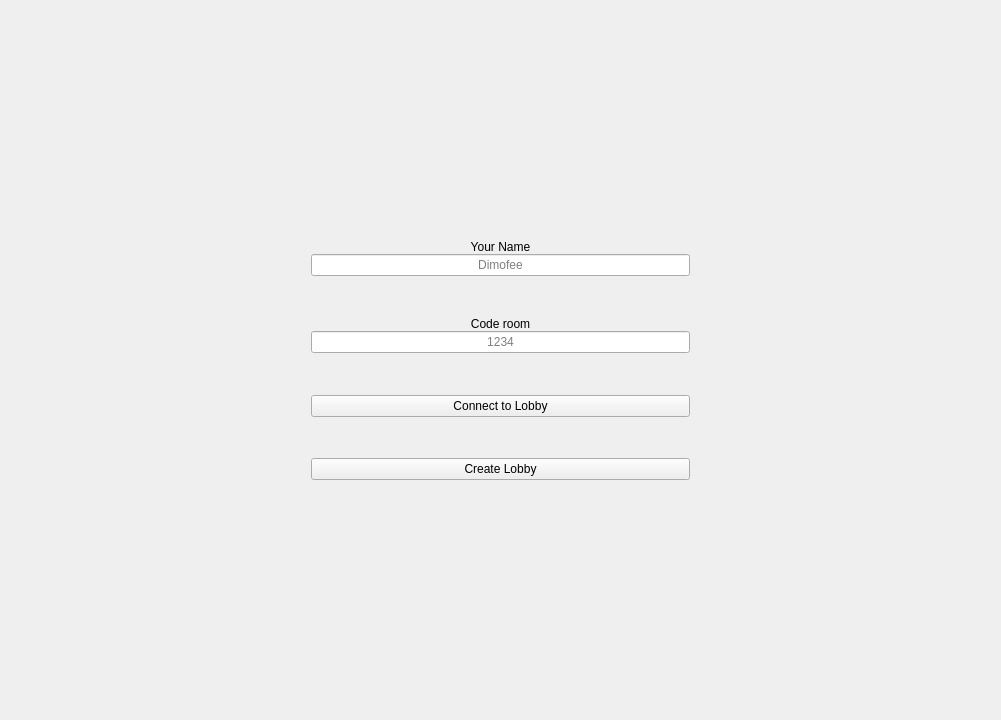
First picture: the form in Sea_Battle_Client/UI/mainwindow.ui, repository Bananka123321/Sea_Battle, before the edit.
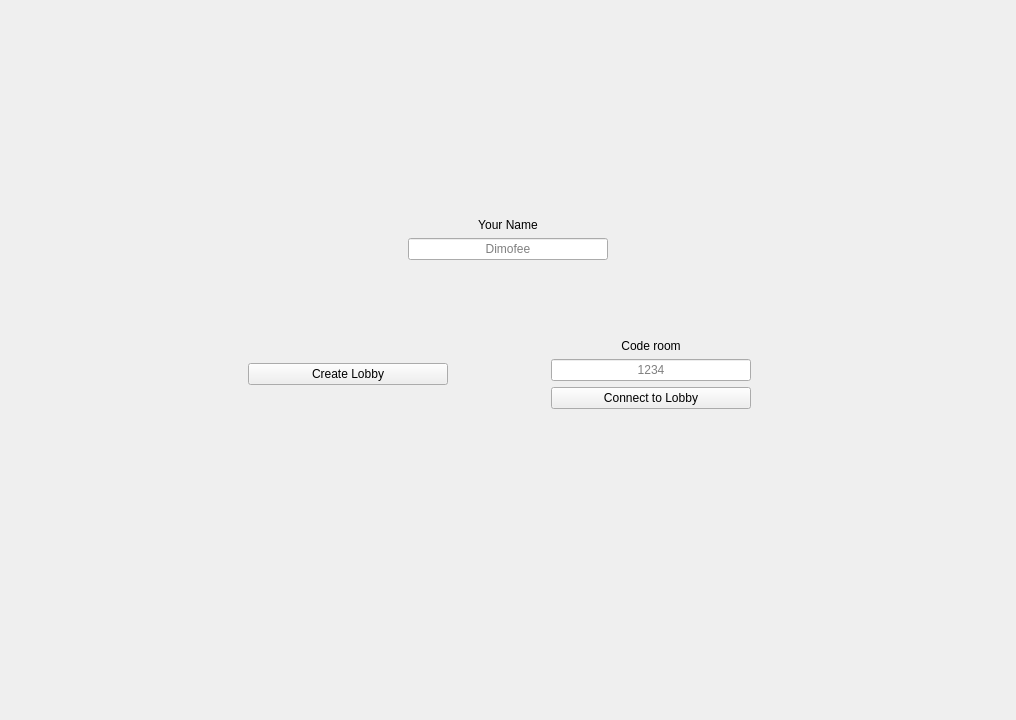
Second picture: the form after the edit. The open tabs and pages were chosen to show the change. Icons and pictures are not drawn.

Commit message: Улучшены окна создания\подключения лобби и самого лобби

What changed in the file:
```diff
--- a/Sea_Battle_Client/UI/mainwindow.ui
+++ b/Sea_Battle_Client/UI/mainwindow.ui
@@ -6,7 +6,7 @@
    <rect>
     <x>0</x>
     <y>0</y>
-    <width>1001</width>
+    <width>1016</width>
     <height>720</height>
    </rect>
   </property>
@@ -27,23 +27,8 @@
 </string>
   </property>
   <widget class="QWidget" name="centralwidget">
-   <layout class="QGridLayout" name="gridLayout">
-    <property name="leftMargin">
-     <number>0</number>
-    </property>
-    <property name="topMargin">
-     <number>0</number>
-    </property>
-    <property name="rightMargin">
-     <number>0</number>
-    </property>
-    <property name="bottomMargin">
-     <number>0</number>
-    </property>
-    <property name="spacing">
-     <number>0</number>
-    </property>
-    <item row="0" column="1">
+   <layout class="QGridLayout" name="gridLayout_4">
+    <item row="0" column="0">
      <widget class="QStackedWidget" name="stackedWidget">
       <property name="minimumSize">
        <size>
@@ -56,167 +41,453 @@
       </property>
       <widget class="QWidget" name="ConnectPage">
        <layout class="QGridLayout" name="gridLayout_2">
-        <property name="leftMargin">
-         <number>0</number>
-        </property>
-        <property name="topMargin">
-         <number>0</number>
-        </property>
-        <property name="rightMargin">
-         <number>0</number>
-        </property>
-        <property name="bottomMargin">
-         <number>0</number>
-        </property>
-        <property name="spacing">
-         <number>0</number>
-        </property>
-        <item row="0" column="1">
-         <spacer name="verticalSpacer_2">
-          <property name="sizeHint" stdset="0">
-           <size>
-            <width>20</width>
-            <height>157</height>
-           </size>
-          </property>
-         </spacer>
-        </item>
-        <item row="1" column="0">
-         <spacer name="horizontalSpacer">
-          <property name="sizeHint" stdset="0">
-           <size>
-            <width>311</width>
-            <height>20</height>
-           </size>
-          </property>
-         </spacer>
-        </item>
-        <item row="1" column="1">
-         <layout class="QGridLayout" name="gridLayout_3">
-          <property name="spacing">
-           <number>0</number>
-          </property>
-          <item row="0" column="0">
-           <widget class="QLabel" name="ConnectUserNameLabel">
-            <property name="text">
-             <string>Your Name</string>
-            </property>
-            <property name="alignment">
-             <set>Qt::AlignCenter</set>
-            </property>
-           </widget>
+        <item row="0" column="0">
+         <layout class="QVBoxLayout" name="verticalLayout_3">
+          <item>
+           <layout class="QVBoxLayout" name="verticalLayout_2">
+            <item>
+             <spacer name="verticalSpacer_3">
+              <property name="orientation">
+               <enum>Qt::Orientation::Vertical</enum>
+              </property>
+              <property name="sizeHint" stdset="0">
+               <size>
+                <width>20</width>
+                <height>40</height>
+               </size>
+              </property>
+             </spacer>
+            </item>
+            <item>
+             <spacer name="verticalSpacer_5">
+              <property name="orientation">
+               <enum>Qt::Orientation::Vertical</enum>
+              </property>
+              <property name="sizeHint" stdset="0">
+               <size>
+                <width>20</width>
+                <height>40</height>
+               </size>
+              </property>
+             </spacer>
+            </item>
+            <item>
+             <spacer name="verticalSpacer_6">
+              <property name="orientation">
+               <enum>Qt::Orientation::Vertical</enum>
+              </property>
+              <property name="sizeHint" stdset="0">
+               <size>
+                <width>20</width>
+                <height>40</height>
+               </size>
+              </property>
+             </spacer>
+            </item>
+            <item>
+             <spacer name="verticalSpacer_8">
+              <property name="orientation">
+               <enum>Qt::Orientation::Vertical</enum>
+              </property>
+              <property name="sizeHint" stdset="0">
+               <size>
+                <width>20</width>
+                <height>40</height>
+               </size>
+              </property>
+             </spacer>
+            </item>
+            <item>
+             <spacer name="verticalSpacer_4">
+              <property name="orientation">
+               <enum>Qt::Orientation::Vertical</enum>
+              </property>
+              <property name="sizeHint" stdset="0">
+               <size>
+                <width>20</width>
+                <height>40</height>
+               </size>
+              </property>
+             </spacer>
+            </item>
+            <item>
+             <widget class="QLabel" name="ConnectUserNameLabel">
+              <property name="minimumSize">
+               <size>
+                <width>300</width>
+                <height>0</height>
+               </size>
+              </property>
+              <property name="text">
+               <string>Your Name</string>
+              </property>
+              <property name="alignment">
+               <set>Qt::AlignmentFlag::AlignCenter</set>
+              </property>
+             </widget>
+            </item>
+            <item>
+             <layout class="QHBoxLayout" name="horizontalLayout">
+              <item>
+               <spacer name="horizontalSpacer">
+                <property name="orientation">
+                 <enum>Qt::Orientation::Horizontal</enum>
+                </property>
+                <property name="sizeHint" stdset="0">
+                 <size>
+                  <width>40</width>
+                  <height>20</height>
+                 </size>
+                </property>
+               </spacer>
+              </item>
+              <item>
+               <widget class="QLineEdit" name="ConnectUserNameLineEdit">
+                <property name="sizePolicy">
+                 <sizepolicy hsizetype="Preferred" vsizetype="Preferred">
+                  <horstretch>0</horstretch>
+                  <verstretch>0</verstretch>
+                 </sizepolicy>
+                </property>
+                <property name="minimumSize">
+                 <size>
+                  <width>200</width>
+                  <height>0</height>
+                 </size>
+                </property>
+                <property name="maximumSize">
+                 <size>
+                  <width>200</width>
+                  <height>16777215</height>
+                 </size>
+                </property>
+                <property name="alignment">
+                 <set>Qt::AlignmentFlag::AlignCenter</set>
+                </property>
+                <property name="placeholderText">
+                 <string>Dimofee</string>
+                </property>
+               </widget>
+              </item>
+              <item>
+               <spacer name="horizontalSpacer_2">
+                <property name="orientation">
+                 <enum>Qt::Orientation::Horizontal</enum>
+                </property>
+                <property name="sizeHint" stdset="0">
+                 <size>
+                  <width>40</width>
+                  <height>20</height>
+                 </size>
+                </property>
+               </spacer>
+              </item>
+             </layout>
+            </item>
+           </layout>
           </item>
-          <item row="6" column="0">
-           <spacer name="verticalSpacer_3">
+          <item>
+           <spacer name="verticalSpacer_2">
+            <property name="orientation">
+             <enum>Qt::Orientation::Vertical</enum>
+            </property>
             <property name="sizeHint" stdset="0">
              <size>
               <width>20</width>
-              <height>30</height>
+              <height>40</height>
              </size>
             </property>
            </spacer>
           </item>
-          <item row="5" column="0">
-           <widget class="QLineEdit" name="ConnectCodeRoomLineEdit">
-            <property name="sizePolicy">
-             <sizepolicy hsizetype="Preferred" vsizetype="Preferred">
-              <horstretch>0</horstretch>
-              <verstretch>0</verstretch>
-             </sizepolicy>
-            </property>
-            <property name="alignment">
-             <set>Qt::AlignCenter</set>
-            </property>
-            <property name="placeholderText">
-             <string>1234</string>
-            </property>
-           </widget>
+          <item>
+           <layout class="QHBoxLayout" name="horizontalLayout_5">
+            <item>
+             <layout class="QHBoxLayout" name="horizontalLayout_4">
+              <item>
+               <spacer name="horizontalSpacer_7">
+                <property name="orientation">
+                 <enum>Qt::Orientation::Horizontal</enum>
+                </property>
+                <property name="sizeHint" stdset="0">
+                 <size>
+                  <width>40</width>
+                  <height>20</height>
+                 </size>
+                </property>
+               </spacer>
+              </item>
+              <item>
+               <spacer name="horizontalSpacer_11">
+                <property name="orientation">
+                 <enum>Qt::Orientation::Horizontal</enum>
+                </property>
+                <property name="sizeHint" stdset="0">
+                 <size>
+                  <width>40</width>
+                  <height>20</height>
+                 </size>
+                </property>
+               </spacer>
+              </item>
+              <item>
+               <spacer name="horizontalSpacer_13">
+                <property name="orientation">
+                 <enum>Qt::Orientation::Horizontal</enum>
+                </property>
+                <property name="sizeHint" stdset="0">
+                 <size>
+                  <width>40</width>
+                  <height>20</height>
+                 </size>
+                </property>
+               </spacer>
+              </item>
+              <item>
+               <spacer name="horizontalSpacer_10">
+                <property name="orientation">
+                 <enum>Qt::Orientation::Horizontal</enum>
+                </property>
+                <property name="sizeHint" stdset="0">
+                 <size>
+                  <width>40</width>
+                  <height>20</height>
+                 </size>
+                </property>
+               </spacer>
+              </item>
+              <item>
+               <widget class="QPushButton" name="CreateLobbyPushButton">
+                <property name="minimumSize">
+                 <size>
+                  <width>200</width>
+                  <height>0</height>
+                 </size>
+                </property>
+                <property name="maximumSize">
+                 <size>
+                  <width>200</width>
+                  <height>16777215</height>
+                 </size>
+                </property>
+                <property name="text">
+                 <string>Create Lobby</string>
+                </property>
+               </widget>
+              </item>
+              <item>
+               <spacer name="horizontalSpacer_8">
+                <property name="orientation">
+                 <enum>Qt::Orientation::Horizontal</enum>
+                </property>
+                <property name="sizeHint" stdset="0">
+                 <size>
+                  <width>40</width>
+                  <height>20</height>
+                 </size>
+                </property>
+               </spacer>
+              </item>
+             </layout>
+            </item>
+            <item>
+             <layout class="QGridLayout" name="gridLayout_5">
+              <item row="1" column="0">
+               <layout class="QHBoxLayout" name="horizontalLayout_2">
+                <item>
+                 <spacer name="horizontalSpacer_3">
+                  <property name="orientation">
+                   <enum>Qt::Orientation::Horizontal</enum>
+                  </property>
+                  <property name="sizeHint" stdset="0">
+                   <size>
+                    <width>40</width>
+                    <height>20</height>
+                   </size>
+                  </property>
+                 </spacer>
+                </item>
+                <item>
+                 <widget class="QLineEdit" name="ConnectCodeRoomLineEdit">
+                  <property name="sizePolicy">
+                   <sizepolicy hsizetype="Preferred" vsizetype="Preferred">
+                    <horstretch>0</horstretch>
+                    <verstretch>0</verstretch>
+                   </sizepolicy>
+                  </property>
+                  <property name="minimumSize">
+                   <size>
+                    <width>200</width>
+                    <height>0</height>
+                   </size>
+                  </property>
+                  <property name="maximumSize">
+                   <size>
+                    <width>200</width>
+                    <height>16777215</height>
+                   </size>
+                  </property>
+                  <property name="alignment">
+                   <set>Qt::AlignmentFlag::AlignCenter</set>
+                  </property>
+                  <property name="placeholderText">
+                   <string>1234</string>
+                  </property>
+                 </widget>
+                </item>
+                <item>
+                 <spacer name="horizontalSpacer_4">
+                  <property name="orientation">
+                   <enum>Qt::Orientation::Horizontal</enum>
+                  </property>
+                  <property name="sizeHint" stdset="0">
+                   <size>
+                    <width>40</width>
+                    <height>20</height>
+                   </size>
+                  </property>
+                 </spacer>
+                </item>
+               </layout>
+              </item>
+              <item row="2" column="0">
+               <layout class="QHBoxLayout" name="horizontalLayout_3">
+                <item>
+                 <spacer name="horizontalSpacer_5">
+                  <property name="orientation">
+                   <enum>Qt::Orientation::Horizontal</enum>
+                  </property>
+                  <property name="sizeHint" stdset="0">
+                   <size>
+                    <width>40</width>
+                    <height>20</height>
+                   </size>
+                  </property>
+                 </spacer>
+                </item>
+                <item>
+                 <widget class="QPushButton" name="ConnectLobbyPushButton">
+                  <property name="sizePolicy">
+                   <sizepolicy hsizetype="Minimum" vsizetype="Fixed">
+                    <horstretch>200</horstretch>
+                    <verstretch>0</verstretch>
+                   </sizepolicy>
+                  </property>
+                  <property name="minimumSize">
+                   <size>
+                    <width>200</width>
+                    <height>0</height>
+                   </size>
+                  </property>
+                  <property name="maximumSize">
+                   <size>
+                    <width>200</width>
+                    <height>16777215</height>
+                   </size>
+                  </property>
+                  <property name="text">
+                   <string>Connect to Lobby</string>
+                  </property>
+                  <property name="autoDefault">
+                   <bool>true</bool>
+                  </property>
+                 </widget>
+                </item>
+                <item>
+                 <spacer name="horizontalSpacer_6">
+                  <property name="orientation">
+                   <enum>Qt::Orientation::Horizontal</enum>
+                  </property>
+                  <property name="sizeHint" stdset="0">
+                   <size>
+                    <width>40</width>
+                    <height>20</height>
+                   </size>
+                  </property>
+                 </spacer>
+                </item>
+               </layout>
+              </item>
+              <item row="0" column="0">
+               <widget class="QLabel" name="ConnectCodeRoomLabel">
+                <property name="text">
+                 <string>Code room</string>
+                </property>
+                <property name="alignment">
+                 <set>Qt::AlignmentFlag::AlignCenter</set>
+                </property>
+               </widget>
+              </item>
+              <item row="1" column="1">
+               <spacer name="horizontalSpacer_12">
+                <property name="orientation">
+                 <enum>Qt::Orientation::Horizontal</enum>
+                </property>
+                <property name="sizeHint" stdset="0">
+                 <size>
+                  <width>40</width>
+                  <height>20</height>
+                 </size>
+                </property>
+               </spacer>
+              </item>
+             </layout>
+            </item>
+           </layout>
           </item>
-          <item row="7" column="0">
-           <widget class="QPushButton" name="ConnectPlayPushButton">
-            <property name="text">
-             <string>Connect to Lobby</string>
+          <item>
+           <spacer name="verticalSpacer_10">
+            <property name="orientation">
+             <enum>Qt::Orientation::Vertical</enum>
             </property>
-            <property name="autoDefault">
-             <bool>true</bool>
-            </property>
-           </widget>
-          </item>
-          <item row="2" column="0">
-           <spacer name="verticalSpacer_5">
             <property name="sizeHint" stdset="0">
              <size>
               <width>20</width>
-              <height>10</height>
+              <height>40</height>
              </size>
             </property>
            </spacer>
           </item>
-          <item row="1" column="0">
-           <widget class="QLineEdit" name="ConnectUserNameLineEdit">
-            <property name="sizePolicy">
-             <sizepolicy hsizetype="Preferred" vsizetype="Preferred">
-              <horstretch>0</horstretch>
-              <verstretch>0</verstretch>
-             </sizepolicy>
+          <item>
+           <spacer name="verticalSpacer_11">
+            <property name="orientation">
+             <enum>Qt::Orientation::Vertical</enum>
             </property>
-            <property name="alignment">
-             <set>Qt::AlignCenter</set>
-            </property>
-            <property name="placeholderText">
-             <string>Dimofee</string>
-            </property>
-           </widget>
-          </item>
-          <item row="8" column="0">
-           <spacer name="verticalSpacer_4">
             <property name="sizeHint" stdset="0">
              <size>
               <width>20</width>
-              <height>30</height>
+              <height>40</height>
              </size>
             </property>
            </spacer>
           </item>
-          <item row="3" column="0">
-           <widget class="QLabel" name="ConnectCodeRoomLabel">
-            <property name="text">
-             <string>Code room</string>
+          <item>
+           <spacer name="verticalSpacer">
+            <property name="orientation">
+             <enum>Qt::Orientation::Vertical</enum>
             </property>
-            <property name="alignment">
-             <set>Qt::AlignCenter</set>
+            <property name="sizeHint" stdset="0">
+             <size>
+              <width>20</width>
+              <height>40</height>
+             </size>
             </property>
-           </widget>
+           </spacer>
           </item>
-          <item row="9" column="0">
-           <widget class="QPushButton" name="pushButton">
-            <property name="text">
-             <string>Create Lobby</string>
+          <item>
+           <spacer name="verticalSpacer_9">
+            <property name="orientation">
+             <enum>Qt::Orientation::Vertical</enum>
             </property>
-           </widget>
+            <property name="sizeHint" stdset="0">
+             <size>
+              <width>20</width>
+              <height>40</height>
+             </size>
+            </property>
+           </spacer>
           </item>
          </layout>
         </item>
-        <item row="1" column="2">
-         <spacer name="horizontalSpacer_2">
-          <property name="sizeHint" stdset="0">
-           <size>
-            <width>311</width>
-            <height>20</height>
-           </size>
-          </property>
-         </spacer>
-        </item>
-        <item row="2" column="1">
-         <spacer name="verticalSpacer">
-          <property name="sizeHint" stdset="0">
-           <size>
-            <width>20</width>
-            <height>157</height>
-           </size>
-          </property>
-         </spacer>
-        </item>
        </layout>
       </widget>
       <widget class="QWidget" name="page_2">
@@ -301,6 +572,111 @@
           </widget>
          </widget>
         </item>
+        <item row="0" column="1" rowspan="4" colspan="2">
+         <widget class="QFrame" name="frame">
+          <property name="frameShape">
+           <enum>QFrame::Shape::StyledPanel</enum>
+          </property>
+          <property name="frameShadow">
+           <enum>QFrame::Shadow::Raised</enum>
+          </property>
+          <layout class="QGridLayout" name="gridLayout_6">
+           <item row="0" column="0">
+            <layout class="QGridLayout" name="gridLayout_3">
+             <item row="0" column="0">
+              <widget class="QGraphicsView" name="graphicsView">
+               <property name="toolTip">
+                <string/>
+               </property>
+               <property name="lineWidth">
+                <number>1</number>
+               </property>
+               <property name="backgroundBrush">
+                <brush brushstyle="NoBrush">
+                 <color alpha="255">
+                  <red>255</red>
+                  <green>255</green>
+                  <blue>255</blue>
+                 </color>
+                </brush>
+               </property>
+              </widget>
+             </item>
+             <item row="1" column="0">
+              <layout class="QHBoxLayout" name="horizontalLayout_6">
+               <item>
+                <widget class="QLabel" name="RHintLabel">
+                 <property name="font">
+                  <font>
+                   <family>Segoe UI</family>
+                   <pointsize>9</pointsize>
+                   <bold>false</bold>
+                  </font>
+                 </property>
+                 <property name="midLineWidth">
+                  <number>0</number>
+                 </property>
+                 <property name="text">
+                  <string>             Нажмите &quot;R&quot; для вращения корабля            </string>
+                 </property>
+                 <property name="alignment">
+                  <set>Qt::AlignmentFlag::AlignCenter</set>
+                 </property>
+                </widget>
+               </item>
+               <item>
+                <spacer name="horizontalSpacer_9">
+                 <property name="orientation">
+                  <enum>Qt::Orientation::Horizontal</enum>
+                 </property>
+                 <property name="sizeHint" stdset="0">
+                  <size>
+                   <width>40</width>
+                   <height>20</height>
+                  </size>
+                 </property>
+                </spacer>
+               </item>
+               <item>
+                <widget class="QPushButton" name="RandomSetPushButton">
+                 <property name="font">
+                  <font>
+                   <pointsize>9</pointsize>
+                  </font>
+                 </property>
+                 <property name="text">
+                  <string>Расставить случайно корабли</string>
+                 </property>
+                </widget>
+               </item>
+              </layout>
+             </item>
+             <item row="2" column="0">
+              <widget class="QLabel" name="label">
+               <property name="minimumSize">
+                <size>
+                 <width>0</width>
+                 <height>100</height>
+                </size>
+               </property>
+               <property name="font">
+                <font>
+                 <pointsize>15</pointsize>
+                </font>
+               </property>
+               <property name="text">
+                <string>Оппонент не подключился</string>
+               </property>
+               <property name="alignment">
+                <set>Qt::AlignmentFlag::AlignCenter</set>
+               </property>
+              </widget>
+             </item>
+            </layout>
+           </item>
+          </layout>
+         </widget>
+        </item>
        </layout>
       </widget>
      </widget>
```
Left out of the diff: 171 changed lines with no effect on the pictures.
